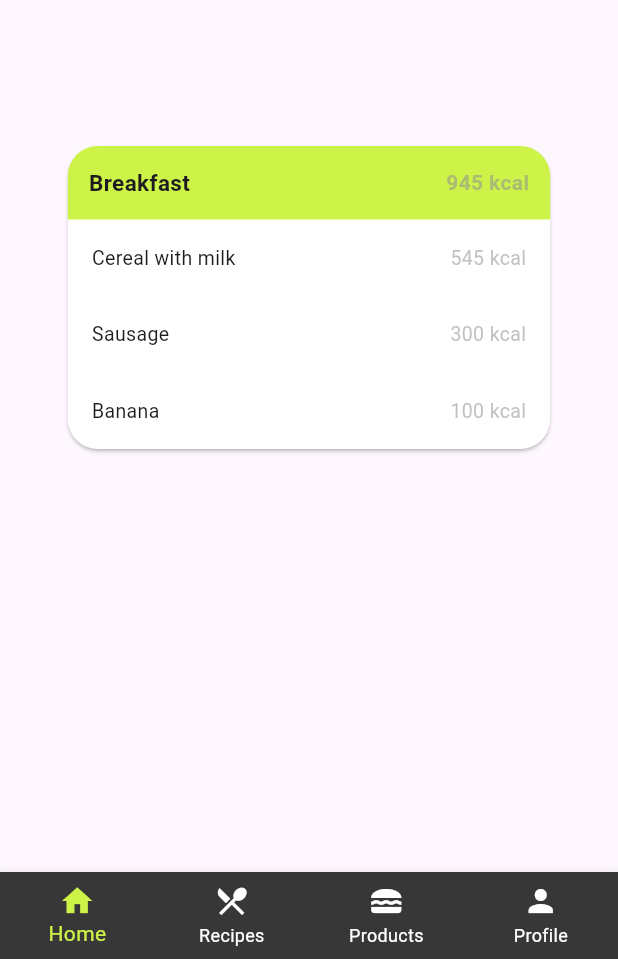
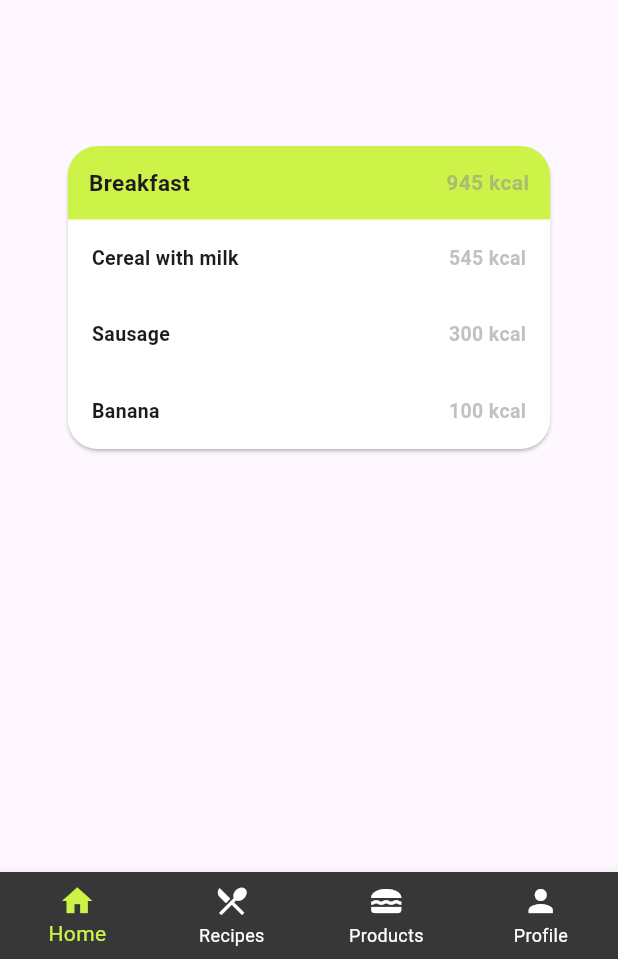
Before and after one commit to jaqubm/calorieCounter_frontend, a Flutter app: the HomePage screen opened directly, on a phone screen of 412 x 824 dp. Shown: the part 277-1236 px from the top of the screen. Run offline on Flutter 3.47's test engine with Material 3 defaults, Android fonts, the phone set to English and light mode, and no system bars; our stand-ins replace flutter_dotenv, google_sign_in, shared_preferences; accounts and stored records are empty.

Commit message:
bolded font for products details

```diff
--- a/lib/widgets/dish_section.dart
+++ b/lib/widgets/dish_section.dart
@@ -74,7 +74,8 @@ class MealCard extends StatelessWidget {
                         child: Text(
                         ingredientName,
                           style: TextStyle(
-                            fontSize: 13
+                            fontSize: 13,
+                            fontWeight: FontWeight.bold
                           ),
                         )
                       ),
@@ -84,6 +85,7 @@ class MealCard extends StatelessWidget {
                       style: TextStyle(
                         fontSize: 13,
                         color: AppColors.grayTextColor,
+                        fontWeight: FontWeight.bold
                       ),
                     ),
 
```
